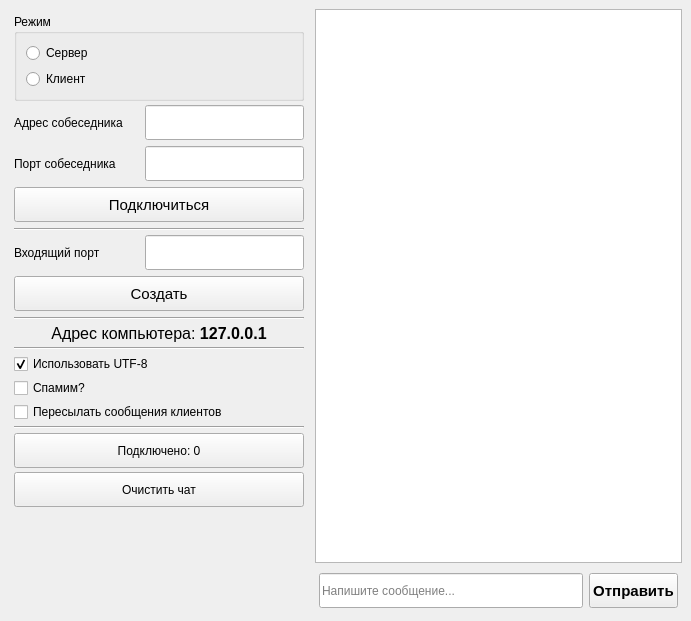
The window that sem3/nvi_chat_tcp/mainwindow.ui (faurkonig/i-love-karpov) describes before a commit, drawn with Qt 5.
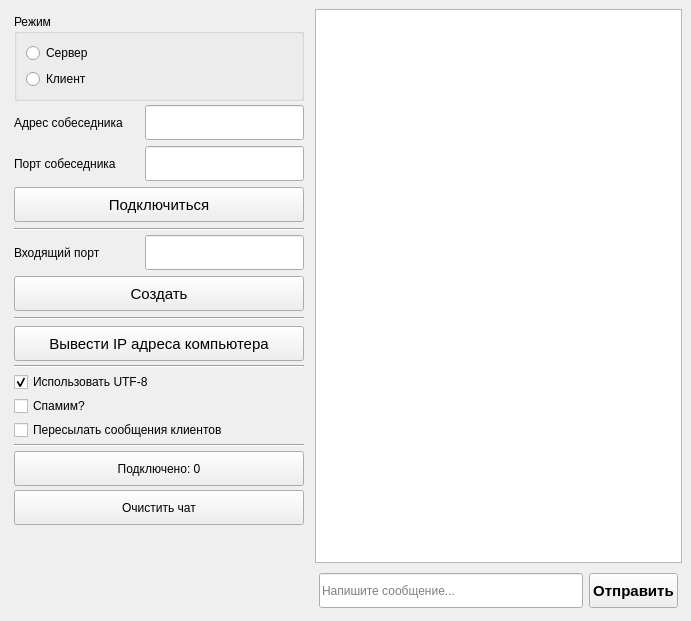
The same window after the commit.

Commit message: New way of showing computer IP address

```diff
--- a/sem3/nvi_chat_tcp/mainwindow.ui
+++ b/sem3/nvi_chat_tcp/mainwindow.ui
@@ -230,22 +230,27 @@
             </property>
            </widget>
           </item>
-         </layout>
-        </widget>
-       </item>
        <item>
-        <widget class="QLabel" name="labelLocalAddress">
+           <widget class="QPushButton" name="pushButtonAddresses">
+            <property name="minimumSize">
+             <size>
+              <width>0</width>
+              <height>35</height>
+             </size>
+            </property>
          <property name="font">
           <font>
-           <pointsize>12</pointsize>
+              <pointsize>11</pointsize>
+              <weight>50</weight>
+              <bold>false</bold>
           </font>
          </property>
          <property name="text">
-          <string>Адрес компьютера: &lt;b&gt;127.0.0.1&lt;/b&gt;</string>
-         </property>
-         <property name="alignment">
-          <set>Qt::AlignCenter</set>
-         </property>
+             <string>Вывести IP адреса компьютера</string>
+            </property>
+           </widget>
+          </item>
+         </layout>
         </widget>
        </item>
        <item>
```
Lines whose indentation alone changed are shown as unchanged. The commit also changes 2 other files.
